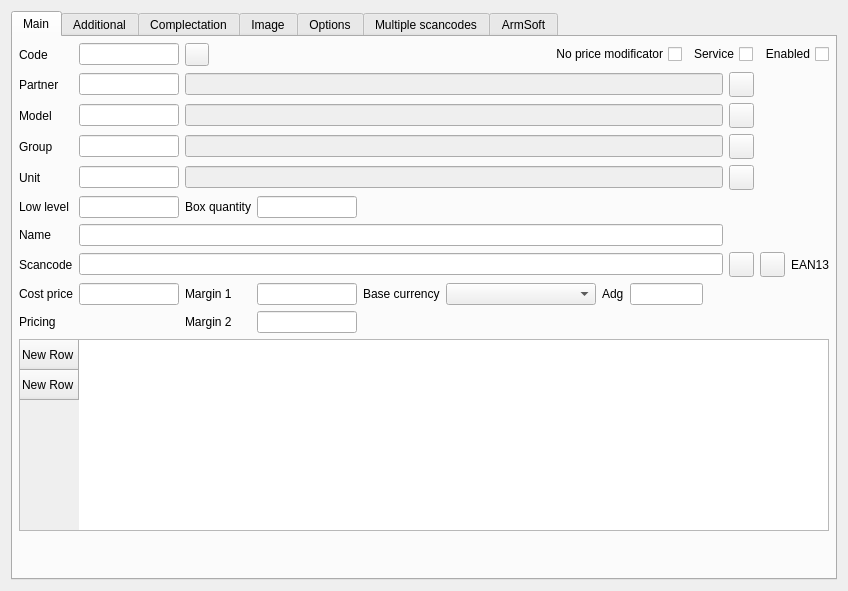
Old version of the form Editors/ce5goods.ui in the repository End1-1/Cafe5.
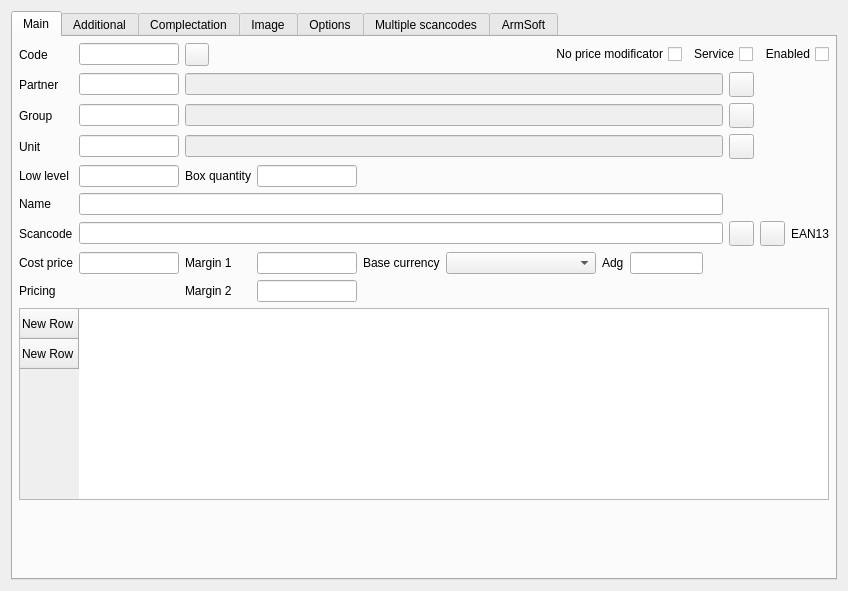
New version of the form. Icons and pictures are not drawn. Custom widgets are drawn as their Qt base class.

Patch:
```diff
--- a/Editors/ce5goods.ui
+++ b/Editors/ce5goods.ui
@@ -39,13 +39,10 @@
        <property name="bottomMargin">
         <number>6</number>
        </property>
-       <item row="14" column="3">
-        <widget class="C5LineEditWithSelector" name="leMargin">
-         <property name="maximumSize">
-          <size>
-           <width>100</width>
-           <height>16777215</height>
-          </size>
+       <item row="4" column="2" colspan="7">
+        <widget class="C5LineEditWithSelector" name="leGroupName">
+         <property name="enabled">
+          <bool>false</bool>
          </property>
          <property name="Field" stdset="0">
           <string>f_price_margin</string>
@@ -55,22 +52,72 @@
          </property>
         </widget>
        </item>
-       <item row="15" column="2">
-        <widget class="QLabel" name="label_11">
-         <property name="text">
-          <string>Margin 2</string>
-         </property>
-        </widget>
-       </item>
-       <item row="14" column="2">
+       <item row="13" column="2">
         <widget class="QLabel" name="label_9">
          <property name="text">
           <string>Margin 1</string>
          </property>
         </widget>
        </item>
-       <item row="1" column="9">
-        <widget class="QPushButton" name="btnNewPartner">
+       <item row="0" column="1">
+        <widget class="C5LineEditWithSelector" name="leCode">
+         <property name="minimumSize">
+          <size>
+           <width>100</width>
+           <height>0</height>
+          </size>
+         </property>
+         <property name="maximumSize">
+          <size>
+           <width>100</width>
+           <height>16777215</height>
+          </size>
+         </property>
+         <property name="Field" stdset="0">
+          <string>f_id</string>
+         </property>
+         <property name="Primary" stdset="0">
+          <bool>true</bool>
+         </property>
+         <property name="Manual" stdset="0">
+          <bool>true</bool>
+         </property>
+        </widget>
+       </item>
+       <item row="4" column="1">
+        <widget class="C5LineEditWithSelector" name="leGroup">
+         <property name="minimumSize">
+          <size>
+           <width>100</width>
+           <height>0</height>
+          </size>
+         </property>
+         <property name="maximumSize">
+          <size>
+           <width>100</width>
+           <height>16777215</height>
+          </size>
+         </property>
+         <property name="Field" stdset="0">
+          <string>f_group</string>
+         </property>
+         <property name="Type" stdset="0">
+          <string>1</string>
+         </property>
+         <property name="Check" stdset="0">
+          <string>empty=&quot;Group&quot;</string>
+         </property>
+        </widget>
+       </item>
+       <item row="7" column="0">
+        <widget class="QLabel" name="lbLowLevel">
+         <property name="text">
+          <string>Low level</string>
+         </property>
+        </widget>
+       </item>
+       <item row="4" column="9">
+        <widget class="QPushButton" name="btnNewGroup">
          <property name="minimumSize">
           <size>
            <width>25</width>
@@ -95,34 +142,138 @@
          </property>
         </widget>
        </item>
-       <item row="16" column="0" colspan="10">
-        <widget class="C5TableWidget" name="tblPricing">
-         <property name="editTriggers">
-          <set>QAbstractItemView::NoEditTriggers</set>
+       <item row="6" column="0">
+        <widget class="QLabel" name="lbUnit">
+         <property name="text">
+          <string>Unit</string>
          </property>
-         <property name="selectionMode">
-          <enum>QAbstractItemView::NoSelection</enum>
+        </widget>
+       </item>
+       <item row="1" column="2" colspan="7">
+        <widget class="C5LineEditWithSelector" name="leSupplierName">
+         <property name="enabled">
+          <bool>false</bool>
          </property>
-         <row>
-          <property name="text">
-           <string>New Row</string>
+         <property name="focusPolicy">
+          <enum>Qt::NoFocus</enum>
+         </property>
+         <property name="FieldRef" stdset="0">
+          <string>f_taxname</string>
+         </property>
+        </widget>
+       </item>
+       <item row="12" column="1" colspan="8">
+        <widget class="C5LineEditWithSelector" name="leScanCode">
+         <property name="maxLength">
+          <number>32</number>
+         </property>
+         <property name="allowall" stdset="0">
+          <bool>true</bool>
+         </property>
+        </widget>
+       </item>
+       <item row="13" column="4">
+        <widget class="QLabel" name="label_10">
+         <property name="text">
+          <string>Base currency</string>
+         </property>
+        </widget>
+       </item>
+       <item row="12" column="9">
+        <widget class="QWidget" name="wCheckScancode" native="true">
+         <layout class="QHBoxLayout" name="horizontalLayout_6">
+          <property name="leftMargin">
+           <number>0</number>
           </property>
-         </row>
-         <row>
-          <property name="text">
-           <string>New Row</string>
+          <property name="topMargin">
+           <number>0</number>
           </property>
-         </row>
+          <property name="rightMargin">
+           <number>0</number>
+          </property>
+          <property name="bottomMargin">
+           <number>0</number>
+          </property>
+          <item>
+           <widget class="QPushButton" name="btnSetControlSum">
+            <property name="minimumSize">
+             <size>
+              <width>25</width>
+              <height>25</height>
+             </size>
+            </property>
+            <property name="maximumSize">
+             <size>
+              <width>25</width>
+              <height>25</height>
+             </size>
+            </property>
+            <property name="focusPolicy">
+             <enum>Qt::ClickFocus</enum>
+            </property>
+            <property name="text">
+             <string/>
+            </property>
+            <property name="icon">
+             <iconset resource="../resources/res.qrc">
+              <normaloff>:/new.png</normaloff>:/new.png</iconset>
+            </property>
+           </widget>
+          </item>
+          <item>
+           <widget class="QPushButton" name="btnPrintBarcode">
+            <property name="minimumSize">
+             <size>
+              <width>25</width>
+              <height>25</height>
+             </size>
+            </property>
+            <property name="maximumSize">
+             <size>
+              <width>25</width>
+              <height>25</height>
+             </size>
+            </property>
+            <property name="focusPolicy">
+             <enum>Qt::ClickFocus</enum>
+            </property>
+            <property name="text">
+             <string/>
+            </property>
+            <property name="icon">
+             <iconset resource="../resources/res.qrc">
+              <normaloff>:/barcode.png</normaloff>:/barcode.png</iconset>
+            </property>
+           </widget>
+          </item>
+          <item>
+           <widget class="QLabel" name="lbScancodeType">
+            <property name="text">
+             <string>EAN13</string>
+            </property>
+           </widget>
+          </item>
+         </layout>
         </widget>
        </item>
-       <item row="7" column="1">
-        <widget class="C5LineEditWithSelector" name="leUnit">
+       <item row="13" column="5">
+        <widget class="C5ComboBox" name="cbCurrency">
          <property name="minimumSize">
           <size>
-           <width>100</width>
+           <width>150</width>
            <height>0</height>
           </size>
          </property>
+         <property name="Field" stdset="0">
+          <string>f_base_currency</string>
+         </property>
+         <property name="ItemData" stdset="0">
+          <bool>true</bool>
+         </property>
+        </widget>
+       </item>
+       <item row="13" column="3">
+        <widget class="C5LineEditWithSelector" name="leMargin">
          <property name="maximumSize">
           <size>
            <width>100</width>
@@ -135,18 +286,90 @@
          <property name="Type" stdset="0">
           <string>1</string>
          </property>
-         <property name="Check" stdset="0">
-          <string>empty=&quot;Unit&quot;</string>
+        </widget>
+       </item>
+       <item row="13" column="0">
+        <widget class="QLabel" name="lbLastinputprice">
+         <property name="text">
+          <string>Cost price</string>
          </property>
         </widget>
        </item>
-       <item row="11" column="0">
+       <item row="10" column="0">
         <widget class="QLabel" name="lbName">
          <property name="text">
           <string>Name</string>
          </property>
         </widget>
        </item>
+       <item row="13" column="6">
+        <widget class="QLabel" name="lbLastinputprice_2">
+         <property name="text">
+          <string>Adg</string>
+         </property>
+        </widget>
+       </item>
+       <item row="12" column="0">
+        <widget class="QLabel" name="lbScancode">
+         <property name="text">
+          <string>Scancode</string>
+         </property>
+        </widget>
+       </item>
+       <item row="1" column="1">
+        <widget class="C5LineEditWithSelector" name="leSupplier">
+         <property name="minimumSize">
+          <size>
+           <width>100</width>
+           <height>0</height>
+          </size>
+         </property>
+         <property name="maximumSize">
+          <size>
+           <width>100</width>
+           <height>16777215</height>
+          </size>
+         </property>
+         <property name="Field" stdset="0">
+          <string>f_supplier</string>
+         </property>
+         <property name="Type" stdset="0">
+          <string>1</string>
+         </property>
+         <property name="First" stdset="0">
+          <bool>true</bool>
+         </property>
+        </widget>
+       </item>
+       <item row="7" column="1">
+        <widget class="C5LineEditWithSelector" name="leLowLevel">
+         <property name="minimumSize">
+          <size>
+           <width>100</width>
+           <height>0</height>
+          </size>
+         </property>
+         <property name="maximumSize">
+          <size>
+           <width>100</width>
+           <height>16777215</height>
+          </size>
+         </property>
+         <property name="Field" stdset="0">
+          <string>f_lowlevel</string>
+         </property>
+         <property name="Type" stdset="0">
+          <number>1</number>
+         </property>
+        </widget>
+       </item>
+       <item row="1" column="0">
+        <widget class="QLabel" name="lbPartner">
+         <property name="text">
+          <string>Partner</string>
+         </property>
+        </widget>
+       </item>
        <item row="0" column="3" colspan="7">
         <widget class="QWidget" name="widget" native="true">
          <layout class="QHBoxLayout" name="horizontalLayout_5">
@@ -235,20 +458,143 @@
          </layout>
         </widget>
        </item>
-       <item row="5" column="2" colspan="7">
-        <widget class="C5LineEditWithSelector" name="leGroupName">
-         <property name="enabled">
-          <bool>false</bool>
+       <item row="4" column="0">
+        <widget class="QLabel" name="lbGroup">
+         <property name="text">
+          <string>Group</string>
+         </property>
+        </widget>
+       </item>
+       <item row="14" column="3">
+        <widget class="C5LineEditWithSelector" name="leMargin2">
+         <property name="maximumSize">
+          <size>
+           <width>100</width>
+           <height>16777215</height>
+          </size>
+         </property>
+         <property name="Field" stdset="0">
+          <string>f_price_margin2</string>
+         </property>
+         <property name="Type" stdset="0">
+          <string>2</string>
+         </property>
+        </widget>
+       </item>
+       <item row="0" column="0">
+        <widget class="QLabel" name="lbCode">
+         <property name="text">
+          <string>Code</string>
+         </property>
+        </widget>
+       </item>
+       <item row="15" column="0" colspan="10">
+        <widget class="C5TableWidget" name="tblPricing">
+         <property name="editTriggers">
+          <set>QAbstractItemView::NoEditTriggers</set>
+         </property>
+         <property name="selectionMode">
+          <enum>QAbstractItemView::NoSelection</enum>
+         </property>
+         <row>
+          <property name="text">
+           <string>New Row</string>
+          </property>
+         </row>
+         <row>
+          <property name="text">
+           <string>New Row</string>
+          </property>
+         </row>
+        </widget>
+       </item>
+       <item row="6" column="9">
+        <widget class="QPushButton" name="btnNewUnit">
+         <property name="minimumSize">
+          <size>
+           <width>25</width>
+           <height>25</height>
+          </size>
+         </property>
+         <property name="maximumSize">
+          <size>
+           <width>25</width>
+           <height>25</height>
+          </size>
          </property>
          <property name="focusPolicy">
           <enum>Qt::NoFocus</enum>
          </property>
-         <property name="FieldRef" stdset="0">
-          <string>f_groupname</string>
+         <property name="text">
+          <string/>
          </property>
         </widget>
        </item>
-       <item row="7" column="2" colspan="7">
+       <item row="10" column="1" colspan="8">
+        <widget class="C5LineEditWithSelector" name="leName">
+         <property name="Field" stdset="0">
+          <string>f_name</string>
+         </property>
+         <property name="Check" stdset="0">
+          <string>empty=&quot;Name&quot;</string>
+         </property>
+        </widget>
+       </item>
+       <item row="7" column="3">
+        <widget class="C5LineEditWithSelector" name="leQtyBox">
+         <property name="minimumSize">
+          <size>
+           <width>100</width>
+           <height>0</height>
+          </size>
+         </property>
+         <property name="maximumSize">
+          <size>
+           <width>100</width>
+           <height>16777215</height>
+          </size>
+         </property>
+         <property name="Field" stdset="0">
+          <string>f_qtybox</string>
+         </property>
+         <property name="Type" stdset="0">
+          <number>1</number>
+         </property>
+        </widget>
+       </item>
+       <item row="6" column="1">
+        <widget class="C5LineEditWithSelector" name="leUnit">
+         <property name="minimumSize">
+          <size>
+           <width>100</width>
+           <height>0</height>
+          </size>
+         </property>
+         <property name="maximumSize">
+          <size>
+           <width>100</width>
+           <height>16777215</height>
+          </size>
+         </property>
+         <property name="Field" stdset="0">
+          <string>f_unit</string>
+         </property>
+         <property name="Type" stdset="0">
+          <string>1</string>
+         </property>
+         <property name="Check" stdset="0">
+          <string>empty=&quot;Unit&quot;</string>
+         </property>
+        </widget>
+       </item>
+       <item row="7" column="2">
+        <widget class="QLabel" name="lbLowLevel_3">
+         <property name="text">
+          <string>Box quantity</string>
+         </property>
+        </widget>
+       </item>
+       <item row="6" column="2" colspan="7">
         <widget class="C5LineEditWithSelector" name="leUnitName">
          <property name="enabled">
           <bool>false</bool>
@@ -261,21 +607,47 @@
          </property>
         </widget>
        </item>
+       <item row="13" column="8">
+        <spacer name="horizontalSpacer_5">
+         <property name="orientation">
+          <enum>Qt::Horizontal</enum>
+         </property>
+         <property name="sizeHint" stdset="0">
+          <size>
+           <width>40</width>
+           <height>20</height>
+          </size>
+         </property>
+        </spacer>
+       </item>
+       <item row="0" column="2">
+        <widget class="QToolButton" name="btnPinLast">
+         <property name="focusPolicy">
+          <enum>Qt::NoFocus</enum>
+         </property>
+         <property name="text">
+          <string/>
+         </property>
+         <property name="icon">
+          <iconset resource="../resources/res.qrc">
+           <normaloff>:/pushpin.png</normaloff>:/pushpin.png</iconset>
+         </property>
+         <property name="checkable">
+          <bool>true</bool>
+         </property>
+         <property name="checked">
+          <bool>false</bool>
+         </property>
+        </widget>
+       </item>
        <item row="14" column="0">
-        <widget class="QLabel" name="lbLastinputprice">
+        <widget class="QLabel" name="label_4">
          <property name="text">
-          <string>Cost price</string>
+          <string>Pricing</string>
          </property>
         </widget>
        </item>
-       <item row="14" column="4">
-        <widget class="QLabel" name="label_10">
-         <property name="text">
-          <string>Base currency</string>
-         </property>
-        </widget>
-       </item>
-       <item row="17" column="0">
+       <item row="16" column="0">
         <spacer name="verticalSpacer_3">
          <property name="orientation">
           <enum>Qt::Vertical</enum>
@@ -288,7 +660,7 @@
          </property>
         </spacer>
        </item>
-       <item row="14" column="1">
+       <item row="13" column="1">
         <widget class="C5LineEditWithSelector" name="leCostPrice">
          <property name="minimumSize">
           <size>
@@ -313,276 +685,7 @@
          </property>
         </widget>
        </item>
-       <item row="7" column="0">
-        <widget class="QLabel" name="lbUnit">
-         <property name="text">
-          <string>Unit</string>
-         </property>
-        </widget>
-       </item>
-       <item row="13" column="9">
-        <widget class="QWidget" name="wCheckScancode" native="true">
-         <layout class="QHBoxLayout" name="horizontalLayout_6">
-          <property name="leftMargin">
-           <number>0</number>
-          </property>
-          <property name="topMargin">
-           <number>0</number>
-          </property>
-          <property name="rightMargin">
-           <number>0</number>
-          </property>
-          <property name="bottomMargin">
-           <number>0</number>
-          </property>
-          <item>
-           <widget class="QPushButton" name="btnSetControlSum">
-            <property name="minimumSize">
-             <size>
-              <width>25</width>
-              <height>25</height>
-             </size>
-            </property>
-            <property name="maximumSize">
-             <size>
-              <width>25</width>
-              <height>25</height>
-             </size>
-            </property>
-            <property name="focusPolicy">
-             <enum>Qt::ClickFocus</enum>
-            </property>
-            <property name="text">
-             <string/>
-            </property>
-            <property name="icon">
-             <iconset resource="../resources/res.qrc">
-              <normaloff>:/new.png</normaloff>:/new.png</iconset>
-            </property>
-           </widget>
-          </item>
-          <item>
-           <widget class="QPushButton" name="btnPrintBarcode">
-            <property name="minimumSize">
-             <size>
-              <width>25</width>
-              <height>25</height>
-             </size>
-            </property>
-            <property name="maximumSize">
-             <size>
-              <width>25</width>
-              <height>25</height>
-             </size>
-            </property>
-            <property name="focusPolicy">
-             <enum>Qt::ClickFocus</enum>
-            </property>
-            <property name="text">
-             <string/>
-            </property>
-            <property name="icon">
-             <iconset resource="../resources/res.qrc">
-              <normaloff>:/barcode.png</normaloff>:/barcode.png</iconset>
-            </property>
-           </widget>
-          </item>
-          <item>
-           <widget class="QLabel" name="lbScancodeType">
-            <property name="text">
-             <string>EAN13</string>
-            </property>
-           </widget>
-          </item>
-         </layout>
-        </widget>
-       </item>
-       <item row="0" column="1">
-        <widget class="C5LineEditWithSelector" name="leCode">
-         <property name="minimumSize">
-          <size>
-           <width>100</width>
-           <height>0</height>
-          </size>
-         </property>
-         <property name="maximumSize">
-          <size>
-           <width>100</width>
-           <height>16777215</height>
-          </size>
-         </property>
-         <property name="Field" stdset="0">
-          <string>f_id</string>
-         </property>
-         <property name="Primary" stdset="0">
-          <bool>true</bool>
-         </property>
-         <property name="Manual" stdset="0">
-          <bool>true</bool>
-         </property>
-        </widget>
-       </item>
-       <item row="5" column="0">
-        <widget class="QLabel" name="lbGroup">
-         <property name="text">
-          <string>Group</string>
-         </property>
-        </widget>
-       </item>
-       <item row="1" column="1">
-        <widget class="C5LineEditWithSelector" name="leSupplier">
-         <property name="minimumSize">
-          <size>
-           <width>100</width>
-           <height>0</height>
-          </size>
-         </property>
-         <property name="maximumSize">
-          <size>
-           <width>100</width>
-           <height>16777215</height>
-          </size>
-         </property>
-         <property name="Field" stdset="0">
-          <string>f_supplier</string>
-         </property>
-         <property name="Type" stdset="0">
-          <string>1</string>
-         </property>
-         <property name="First" stdset="0">
-          <bool>true</bool>
-         </property>
-        </widget>
-       </item>
-       <item row="8" column="3">
-        <widget class="C5LineEditWithSelector" name="leQtyBox">
-         <property name="minimumSize">
-          <size>
-           <width>100</width>
-           <height>0</height>
-          </size>
-         </property>
-         <property name="maximumSize">
-          <size>
-           <width>100</width>
-           <height>16777215</height>
-          </size>
-         </property>
-         <property name="Field" stdset="0">
-          <string>f_qtybox</string>
-         </property>
-         <property name="Type" stdset="0">
-          <number>1</number>
-         </property>
-        </widget>
-       </item>
-       <item row="11" column="1" colspan="8">
-        <widget class="C5LineEditWithSelector" name="leName">
-         <property name="Field" stdset="0">
-          <string>f_name</string>
-         </property>
-         <property name="Check" stdset="0">
-          <string>empty=&quot;Name&quot;</string>
-         </property>
-        </widget>
-       </item>
-       <item row="1" column="2" colspan="7">
-        <widget class="C5LineEditWithSelector" name="leSupplierName">
-         <property name="enabled">
-          <bool>false</bool>
-         </property>
-         <property name="focusPolicy">
-          <enum>Qt::NoFocus</enum>
-         </property>
-         <property name="FieldRef" stdset="0">
-          <string>f_taxname</string>
-         </property>
-        </widget>
-       </item>
-       <item row="0" column="2">
-        <widget class="QToolButton" name="btnPinLast">
-         <property name="focusPolicy">
-          <enum>Qt::NoFocus</enum>
-         </property>
-         <property name="text">
-          <string/>
-         </property>
-         <property name="icon">
-          <iconset resource="../resources/res.qrc">
-           <normaloff>:/pushpin.png</normaloff>:/pushpin.png</iconset>
-         </property>
-         <property name="checkable">
-          <bool>true</bool>
-         </property>
-         <property name="checked">
-          <bool>false</bool>
-         </property>
-        </widget>
-       </item>
-       <item row="14" column="6">
-        <widget class="QLabel" name="lbLastinputprice_2">
-         <property name="text">
-          <string>Adg</string>
-         </property>
-        </widget>
-       </item>
-       <item row="13" column="1" colspan="8">
-        <widget class="C5LineEditWithSelector" name="leScanCode">
-         <property name="maxLength">
-          <number>32</number>
-         </property>
-         <property name="allowall" stdset="0">
-          <bool>true</bool>
-         </property>
-        </widget>
-       </item>
-       <item row="8" column="0">
-        <widget class="QLabel" name="lbLowLevel">
-         <property name="text">
-          <string>Low level</string>
-         </property>
-        </widget>
-       </item>
-       <item row="5" column="9">
-        <widget class="QPushButton" name="btnNewGroup">
-         <property name="minimumSize">
-          <size>
-           <width>25</width>
-           <height>25</height>
-          </size>
-         </property>
-         <property name="maximumSize">
-          <size>
-           <width>25</width>
-           <height>25</height>
-          </size>
-         </property>
-         <property name="focusPolicy">
-          <enum>Qt::ClickFocus</enum>
-         </property>
-         <property name="text">
-          <string/>
-         </property>
-         <property name="icon">
-          <iconset resource="../resources/res.qrc">
-           <normaloff>:/new.png</normaloff>:/new.png</iconset>
-         </property>
-        </widget>
-       </item>
-       <item row="14" column="8">
-        <spacer name="horizontalSpacer_5">
-         <property name="orientation">
-          <enum>Qt::Horizontal</enum>
-         </property>
-         <property name="sizeHint" stdset="0">
-          <size>
-           <width>40</width>
-           <height>20</height>
-          </size>
-         </property>
-        </spacer>
-       </item>
-       <item row="14" column="7">
+       <item row="13" column="7">
         <widget class="C5LineEditWithSelector" name="leAdg">
          <property name="maximumSize">
           <size>
@@ -595,193 +698,15 @@
          </property>
         </widget>
        </item>
-       <item row="0" column="0">
-        <widget class="QLabel" name="lbCode">
+       <item row="14" column="2">
+        <widget class="QLabel" name="label_11">
          <property name="text">
-          <string>Code</string>
+          <string>Margin 2</string>
          </property>
         </widget>
        </item>
-       <item row="15" column="0">
-        <widget class="QLabel" name="label_4">
-         <property name="text">
-          <string>Pricing</string>
-         </property>
-        </widget>
-       </item>
-       <item row="8" column="2">
-        <widget class="QLabel" name="lbLowLevel_3">
-         <property name="text">
-          <string>Box quantity</string>
-         </property>
-        </widget>
-       </item>
-       <item row="14" column="5">
-        <widget class="C5ComboBox" name="cbCurrency">
-         <property name="minimumSize">
-          <size>
-           <width>150</width>
-           <height>0</height>
-          </size>
-         </property>
-         <property name="Field" stdset="0">
-          <string>f_base_currency</string>
-         </property>
-         <property name="ItemData" stdset="0">
-          <bool>true</bool>
-         </property>
-        </widget>
-       </item>
-       <item row="5" column="1">
-        <widget class="C5LineEditWithSelector" name="leGroup">
-         <property name="minimumSize">
-          <size>
-           <width>100</width>
-           <height>0</height>
-          </size>
-         </property>
-         <property name="maximumSize">
-          <size>
-           <width>100</width>
-           <height>16777215</height>
-          </size>
-         </property>
-         <property name="Field" stdset="0">
-          <string>f_group</string>
-         </property>
-         <property name="Type" stdset="0">
-          <string>1</string>
-         </property>
-         <property name="Check" stdset="0">
-          <string>empty=&quot;Group&quot;</string>
-         </property>
-        </widget>
-       </item>
-       <item row="13" column="0">
-        <widget class="QLabel" name="lbScancode">
-         <property name="text">
-          <string>Scancode</string>
-         </property>
-        </widget>
-       </item>
-       <item row="8" column="1">
-        <widget class="C5LineEditWithSelector" name="leLowLevel">
-         <property name="minimumSize">
-          <size>
-           <width>100</width>
-           <height>0</height>
-          </size>
-         </property>
-         <property name="maximumSize">
-          <size>
-           <width>100</width>
-           <height>16777215</height>
-          </size>
-         </property>
-         <property name="Field" stdset="0">
-          <string>f_lowlevel</string>
-         </property>
-         <property name="Type" stdset="0">
-          <number>1</number>
-         </property>
-        </widget>
-       </item>
-       <item row="7" column="9">
-        <widget class="QPushButton" name="btnNewUnit">
-         <property name="minimumSize">
-          <size>
-           <width>25</width>
-           <height>25</height>
-          </size>
-         </property>
-         <property name="maximumSize">
-          <size>
-           <width>25</width>
-           <height>25</height>
-          </size>
-         </property>
-         <property name="focusPolicy">
-          <enum>Qt::ClickFocus</enum>
-         </property>
-         <property name="text">
-          <string/>
-         </property>
-         <property name="icon">
-          <iconset resource="../resources/res.qrc">
-           <normaloff>:/new.png</normaloff>:/new.png</iconset>
-         </property>
-        </widget>
-       </item>
-       <item row="15" column="3">
-        <widget class="C5LineEditWithSelector" name="leMargin2">
-         <property name="maximumSize">
-          <size>
-           <width>100</width>
-           <height>16777215</height>
-          </size>
-         </property>
-         <property name="Field" stdset="0">
-          <string>f_price_margin2</string>
-         </property>
-         <property name="Type" stdset="0">
-          <string>2</string>
-         </property>
-        </widget>
-       </item>
-       <item row="1" column="0">
-        <widget class="QLabel" name="lbPartner">
-         <property name="text">
-          <string>Partner</string>
-         </property>
-        </widget>
-       </item>
-       <item row="2" column="0">
-        <widget class="QLabel" name="lbGroup_2">
-         <property name="text">
-          <string>Model</string>
-         </property>
-        </widget>
-       </item>
-       <item row="2" column="1">
-        <widget class="C5LineEditWithSelector" name="leModel">
-         <property name="minimumSize">
-          <size>
-           <width>100</width>
-           <height>0</height>
-          </size>
-         </property>
-         <property name="maximumSize">
-          <size>
-           <width>100</width>
-           <height>16777215</height>
-          </size>
-         </property>
-         <property name="Field" stdset="0">
-          <string>f_model</string>
-         </property>
-         <property name="Type" stdset="0">
-          <string>1</string>
-         </property>
-         <property name="Check" stdset="0">
-          <string>empty=&quot;Model&quot;</string>
-         </property>
-        </widget>
-       </item>
-       <item row="2" column="2" colspan="7">
-        <widget class="C5LineEditWithSelector" name="leModelName">
-         <property name="enabled">
-          <bool>false</bool>
-         </property>
-         <property name="focusPolicy">
-          <enum>Qt::NoFocus</enum>
-         </property>
-         <property name="FieldRef" stdset="0">
-          <string>f_groupname</string>
-         </property>
-        </widget>
-       </item>
-       <item row="2" column="9">
-        <widget class="QPushButton" name="btnNewModel">
+       <item row="1" column="9">
+        <widget class="QPushButton" name="btnNewPartner">
          <property name="minimumSize">
           <size>
            <width>25</width>
```
Left out of the diff: 18 changed lines with no effect on the pictures.
